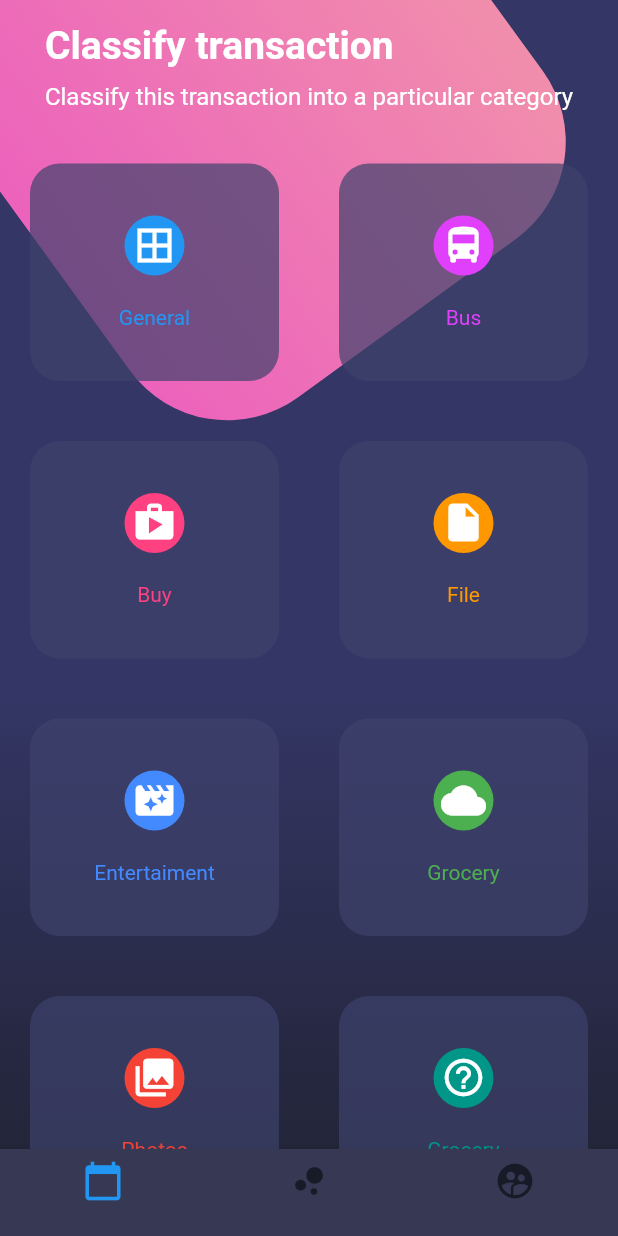
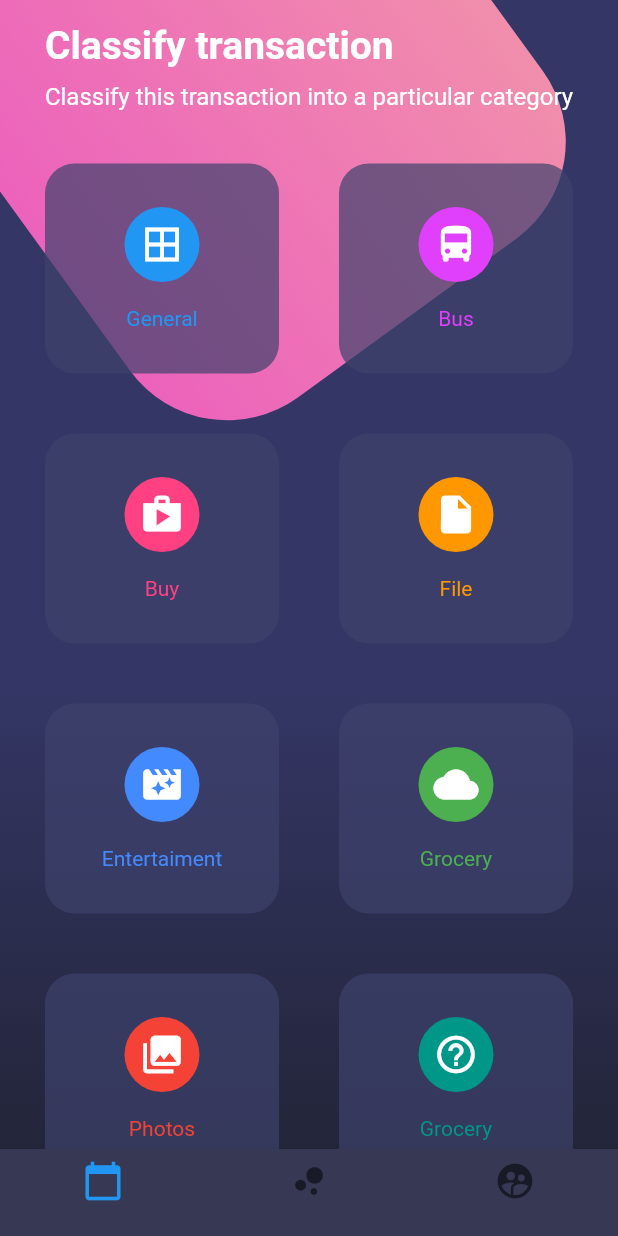
Before and after one commit to carlossas/Disenos-Flutter, a Flutter app: the screen it shows after launch, on a phone screen of 412 x 824 dp. Run offline on Flutter 3.47's test engine with Material 2 defaults, Android fonts, the phone set to English and light mode, and no system bars.

```diff
--- a/lib/main.dart
+++ b/lib/main.dart
@@ -16,8 +16,12 @@ class MyApp extends StatelessWidget {
     //Cambiar el color de la barra de estatus del dispositivo, dependiendo del S.0
     if (Platform.isAndroid) {
       // Aqui va el transparent
+      // SystemChrome.setSystemUIOverlayStyle(SystemUiOverlayStyle.dark.copyWith(
+      //   statusBarColor: Colors.transparent,
+      // ));
       SystemChrome.setSystemUIOverlayStyle(SystemUiOverlayStyle.light.copyWith(
-        statusBarColor: Colors.transparent,
+        statusBarColor: Colors.orange,
+        statusBarIconBrightness: Brightness.light,
       ));
     } else if (Platform.isIOS) {
       // Aqui el white
--- a/lib/src/pages/botones_pages.dart
+++ b/lib/src/pages/botones_pages.dart
@@ -7,7 +7,9 @@ import 'package:flutter/material.dart'; //Paquete de material
 class BotonesPage extends StatelessWidget {
   @override
   Widget build(BuildContext context) {
-    return Scaffold(
+    return SafeArea(
+      child: Container(
+        child: Scaffold(
           body: Stack(
             children: <Widget>[
               //Fondo de la aplicacion y caja rosada con colores gradientes
@@ -26,6 +28,8 @@ class BotonesPage extends StatelessWidget {
           ),
           //Tabs footer
           bottomNavigationBar: _bottomNavigationBarOld(context),
+        ),
+      ),
     );
   }
 
@@ -144,7 +148,9 @@ class BotonesPage extends StatelessWidget {
   }
 
   Widget _botonesRedondeados() {
-    return Table(
+    return Container(
+      padding: EdgeInsets.symmetric(horizontal: 10.0),
+      child: Table(
         children: [
           TableRow(children: [
             _crearBoton(Colors.blue, Icons.border_all, 'General'),
@@ -163,6 +169,7 @@ class BotonesPage extends StatelessWidget {
             _crearBoton(Colors.teal, Icons.help_outline, 'Grocery'),
           ])
         ],
+      ),
     );
   }
 
@@ -171,7 +178,7 @@ class BotonesPage extends StatelessWidget {
       child: BackdropFilter(
         filter: ImageFilter.blur(sigmaX: 0.0, sigmaY: 0.0),
         child: Container(
-          height: 145.0,
+          height: 140.0,
           margin: EdgeInsets.all(20.0),
           decoration: BoxDecoration(
             color: Color.fromRGBO(62, 66, 107, 0.7),
@@ -183,7 +190,7 @@ class BotonesPage extends StatelessWidget {
               SizedBox(height: 5.0),
               CircleAvatar(
                 backgroundColor: color,
-                // radius: 30.0,
+                radius: 25.0,
                 child: Icon(icono, color: Colors.white, size: 30.0),
               ),
               Text(
```
Lines whose indentation alone changed are shown as unchanged.
